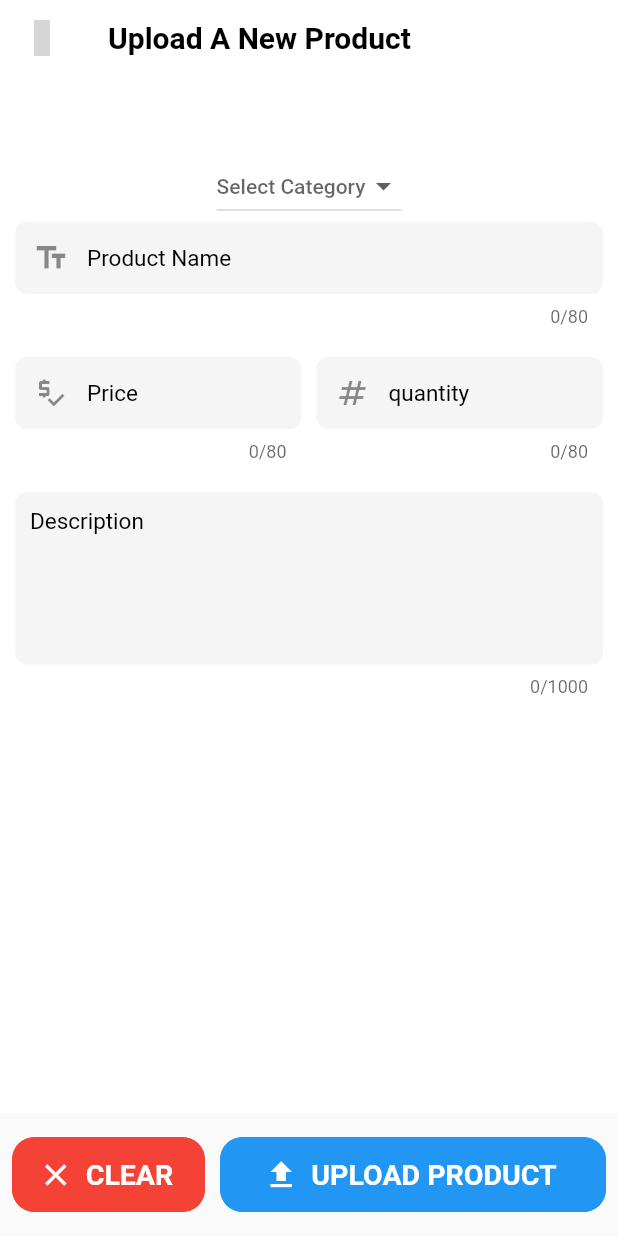
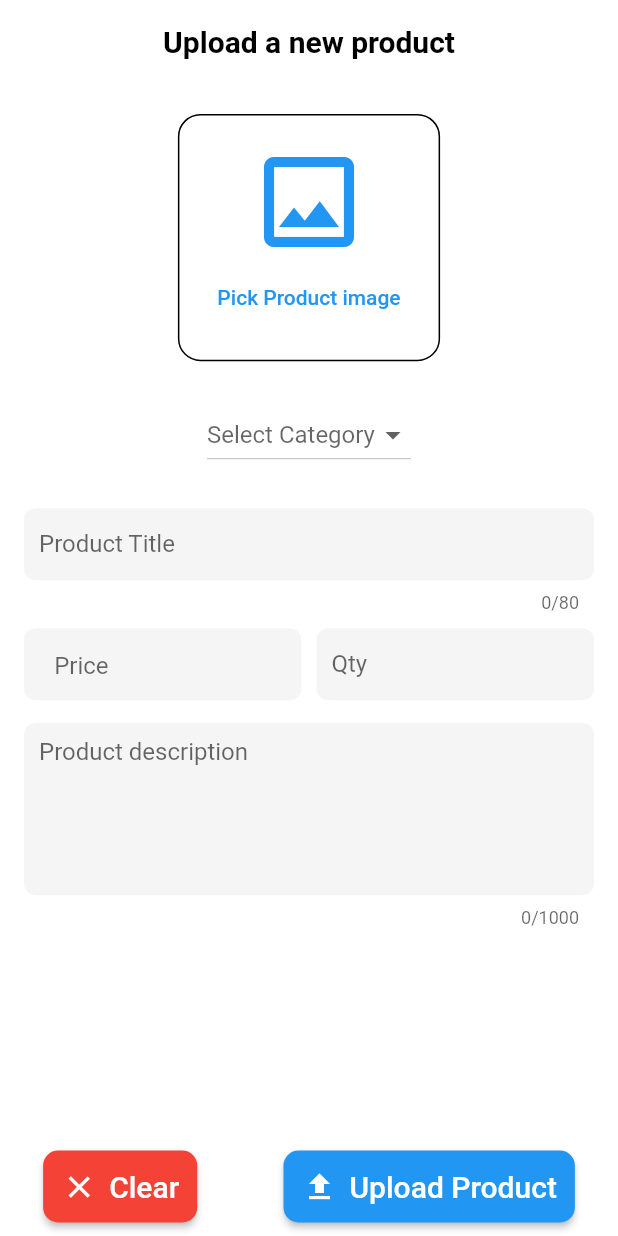
Before and after one commit to Hemo09/Ezy_Buy_Admin, a Flutter app: the UploadProduct screen opened by its route, on a phone screen of 412 x 824 dp. Run offline on Flutter 3.47's test engine with Material 2 defaults, Android fonts, the phone set to English and light mode, and no system bars; our stand-ins replace fancy_shimmer_image, firebase_core, flutter_iconly, go_router, image_picker, shared_preferences and 1 more; missing offline and left inert: dynamic_height_grid_view; accounts and stored records are empty; grey boxes are pictures that could not be loaded.

Commit message:
create pick image

```diff
--- a/lib/features/edit_product/presentaion/view/widgets/upload_product_screen.dart
+++ b/lib/features/edit_product/presentaion/view/widgets/upload_product_screen.dart
@@ -1,9 +1,11 @@
+import 'dart:io';
+
 import 'package:ezy_buy_adminn/core/constant/constant.dart';
 import 'package:ezy_buy_adminn/core/helper/functions.dart';
-import 'package:ezy_buy_adminn/core/widgets/custom_app_bar.dart';
-import 'package:ezy_buy_adminn/core/widgets/default_button.dart';
-import 'package:ezy_buy_adminn/core/widgets/default_text_form.dart';
+import 'package:ezy_buy_adminn/core/widgets/subtitle_text.dart';
+import 'package:ezy_buy_adminn/core/widgets/title_text.dart';
 import 'package:flutter/material.dart';
+import 'package:image_picker/image_picker.dart';
 import 'package:flutter/services.dart';
 
 class UploadProduct extends StatefulWidget {
@@ -20,7 +22,37 @@ class _UploadProductState extends State<UploadProduct> {
   late TextEditingController descriptionController;
   var validate = GlobalKey<FormState>();
   String? category;
+  XFile? _pickedImage;
 
+//upload Image
+  Future<void> localImagePicker() async {
+    final ImagePicker picker = ImagePicker();
+    await AppFunction.imagePickerDialog(
+      context: context,
+      cameraFCT: () async {
+        _pickedImage = await picker.pickImage(source: ImageSource.camera);
+        setState(() {});
+      },
+      galleryFCT: () async {
+        _pickedImage = await picker.pickImage(source: ImageSource.gallery);
+        setState(() {});
+      },
+      removeFCT: () {
+        setState(() {
+          _pickedImage = null;
+        });
+      },
+    );
+  }
+
+  // remove Image
+  void removePickedImage() {
+    setState(() {
+      _pickedImage = null;
+    });
+  }
+
+  //Upload Product
   Future<void> _uploadProduct() async {
     validate.currentState!.validate();
     if (category == null) {
@@ -52,118 +84,212 @@ class _UploadProductState extends State<UploadProduct> {
     priceController.dispose();
     quantityController.dispose();
     descriptionController.dispose();
+    removePickedImage();
     super.dispose();
   }
 
   @override
   Widget build(BuildContext context) {
-    return Scaffold(
-      bottomSheet: Padding(
-        padding: const EdgeInsets.all(8.0),
-        child: SizedBox(
+    final size = MediaQuery.of(context).size;
+    return GestureDetector(
+      onTap: () {
+        FocusScope.of(context).unfocus();
+      },
+      child: Scaffold(
+        bottomSheet: SizedBox(
           height: kBottomNavigationBarHeight + 10,
+          child: Material(
+            color: Theme.of(context).scaffoldBackgroundColor,
             child: Row(
               mainAxisAlignment: MainAxisAlignment.spaceAround,
               children: [
-              Flexible(
-                flex: 1,
-                child: DefaultButton(
-                  text: "Clear",
-                  backGround: Colors.red,
-                  press: () {
+                ElevatedButton.icon(
+                  style: ElevatedButton.styleFrom(
+                    padding: const EdgeInsets.all(12),
+                    backgroundColor: Colors.red,
+                    shape: RoundedRectangleBorder(
+                      borderRadius: BorderRadius.circular(
+                        10,
+                      ),
+                    ),
+                  ),
+                  icon: const Icon(Icons.clear),
+                  label: const Text(
+                    "Clear",
+                    style: TextStyle(
+                      fontSize: 20,
+                    ),
+                  ),
+                  onPressed: () {
                     _clear();
                   },
-                  icon: Icons.clear,
+                ),
+                ElevatedButton.icon(
+                  style: ElevatedButton.styleFrom(
+                    padding: const EdgeInsets.all(12),
+                    // backgroundColor: Colors.red,
+                    shape: RoundedRectangleBorder(
+                      borderRadius: BorderRadius.circular(
+                        10,
                       ),
                     ),
-              const SizedBox(
-                width: 10,
                   ),
-              Flexible(
-                flex: 2,
-                child: DefaultButton(
-                  text: "Upload Product",
-                  backGround: Colors.blue,
-                  press: () {
+                  icon: const Icon(Icons.upload),
+                  label: const Text(
+                    "Upload Product",
+                    style: TextStyle(
+                      fontSize: 20,
+                    ),
+                  ),
+                  onPressed: () {
                     _uploadProduct();
                   },
-                  icon: Icons.upload,
-                ),
                 ),
               ],
             ),
           ),
         ),
-      appBar: const PreferredSize(
-        preferredSize: Size.fromHeight(50),
-        child: CustomAppBar(title: "Upload A New Product"),
+        appBar: AppBar(
+          centerTitle: true,
+          title: const TitlesTextWidget(
+            label: "Upload a new product",
           ),
-      body: Padding(
-        padding: const EdgeInsets.all(10.0),
+        ),
+        body: SafeArea(
+          child: SingleChildScrollView(
+            child: Column(
+              children: [
+                const SizedBox(
+                  height: 20,
+                ),
+                if (_pickedImage == null) ...[
+                  Container(
+                    decoration: BoxDecoration(
+                      borderRadius: BorderRadius.circular(15.0),
+                      border: Border.all(width: 1),
+                    ),
+                    width: size.width * 0.4 + 10,
+                    height: size.width * 0.4,
+                    child: Center(
+                      child: Column(
+                        crossAxisAlignment: CrossAxisAlignment.center,
+                        mainAxisAlignment: MainAxisAlignment.center,
+                        children: [
+                          const Icon(
+                            Icons.image_outlined,
+                            size: 80,
+                            color: Colors.blue,
+                          ),
+                          TextButton(
+                            onPressed: () {
+                              localImagePicker();
+                            },
+                            child: const Text("Pick Product image"),
+                          ),
+                        ],
+                      ),
+                    ),
+                  ),
+                ] else ...[
+                  ClipRRect(
+                    borderRadius: BorderRadius.circular(12),
+                    child: Image.file(
+                      File(
+                        _pickedImage!.path,
+                      ),
+                      // width: size.width * 0.7,
+                      height: size.width * 0.5,
+                      alignment: Alignment.center,
+                    ),
+                  ),
+                ],
+                if (_pickedImage != null) ...[
+                  Row(
+                    mainAxisAlignment: MainAxisAlignment.center,
+                    children: [
+                      TextButton(
+                        onPressed: () {
+                          localImagePicker();
+                        },
+                        child: const Text("Pick another image"),
+                      ),
+                      TextButton(
+                        onPressed: () {
+                          removePickedImage();
+                        },
+                        child: const Text(
+                          "Remove image",
+                          style: TextStyle(color: Colors.red),
+                        ),
+                      ),
+                    ],
+                  )
+                ],
+                const SizedBox(
+                  height: 25,
+                ),
+                DropdownButton<String>(
+                  hint: const Text("Select Category"),
+                  value: category,
+                  items: AppConstants.categoryProducts,
+                  onChanged: (String? value) {
+                    setState(() {
+                      category = value;
+                    });
+                  },
+                ),
+                const SizedBox(
+                  height: 25,
+                ),
+                Padding(
+                  padding:
+                      const EdgeInsets.symmetric(horizontal: 16, vertical: 0),
                   child: Form(
                     key: validate,
                     child: Column(
                       children: [
-              const SizedBox(
-                height: 40,
+                        TextFormField(
+                          controller: titleController,
+                          key: const ValueKey('Title'),
+                          maxLength: 80,
+                          minLines: 1,
+                          maxLines: 2,
+                          keyboardType: TextInputType.multiline,
+                          textInputAction: TextInputAction.newline,
+                          decoration: const InputDecoration(
+                            hintText: 'Product Title',
                           ),
-              DropdownButton(
-                  borderRadius: BorderRadius.circular(15.0),
-                  hint: const Text("Select Category"),
-                  items: AppConstants.categoryProducts,
-                  style: const TextStyle(
-                    color: Colors.black,
-                    fontWeight: FontWeight.w500,
-                  ),
-                  value: category,
-                  onChanged: (String? value) {
-                    setState(() {
-                      category = value;
-                    });
-                  }),
-              DefaultTextForm(
-                type: TextInputType.multiline,
-                textAction: TextInputAction.newline,
-                hint: "Product Name",
-                controller: titleController,
-                maxLength: 80,
-                maxLines: 1,
-                minLines: 1,
-                prefix: const Icon(
-                  Icons.text_fields,
-                ),
-                submit: (calue) {},
-                validate: (value) {
+                          validator: (value) {
                             return AppFunction.validate(
-                      value: value, returnText: "Please enter a product name");
+                              value: value,
+                              returnText: "Please enter a valid title",
+                            );
                           },
                         ),
                         const SizedBox(
-                height: 20,
+                          height: 10,
                         ),
                         Row(
                           children: [
                             Flexible(
-                    child: DefaultTextForm(
-                      type: TextInputType.number,
-                      hint: "Price",
+                              flex: 1,
+                              child: TextFormField(
                                 controller: priceController,
-                      maxLength: 80,
-                      formatter: [
+                                key: const ValueKey('Price \$'),
+                                keyboardType: TextInputType.number,
+                                inputFormatters: <TextInputFormatter>[
                                   FilteringTextInputFormatter.allow(
                                     RegExp(r'^(\d+)?\.?\d{0,2}'),
                                   ),
                                 ],
-                      maxLines: 1,
-                      minLines: 1,
-                      prefix: const Icon(
-                        Icons.price_check_outlined,
-                      ),
-                      submit: (calue) {},
-                      validate: (value) {
+                                decoration: const InputDecoration(
+                                    hintText: 'Price',
+                                    prefix: SubtitleTextWidget(label: '\$')),
+                                validator: (value) {
                                   return AppFunction.validate(
                                     value: value,
-                            returnText: "Please enter a product price");
+                                    returnText: "Price is missing",
+                                  );
                                 },
                               ),
                             ),
@@ -171,52 +297,55 @@ class _UploadProductState extends State<UploadProduct> {
                               width: 10,
                             ),
                             Flexible(
-                    child: DefaultTextForm(
-                      type: TextInputType.number,
-                      hint: "quantity",
+                              flex: 1,
+                              child: TextFormField(
+                                inputFormatters: [
+                                  FilteringTextInputFormatter.digitsOnly
+                                ],
                                 controller: quantityController,
-                      maxLength: 80,
-                      maxLines: 1,
-                      formatter: [
-                        FilteringTextInputFormatter.digitsOnly,
-                      ],
-                      minLines: 1,
-                      prefix: const Icon(
-                        Icons.numbers,
+                                keyboardType: TextInputType.number,
+                                key: const ValueKey('Quantity'),
+                                decoration: const InputDecoration(
+                                  hintText: 'Qty',
                                 ),
-                      submit: (calue) {},
-                      validate: (value) {
+                                validator: (value) {
                                   return AppFunction.validate(
                                     value: value,
-                            returnText: "Please enter a product quantity");
+                                    returnText: "Quantity is missed",
+                                  );
                                 },
                               ),
                             ),
                           ],
                         ),
-              const SizedBox(
-                height: 20,
+                        const SizedBox(height: 15),
+                        TextFormField(
+                          key: const ValueKey('Description'),
+                          controller: descriptionController,
+                          minLines: 5,
+                          maxLines: 8,
+                          maxLength: 1000,
+                          textCapitalization: TextCapitalization.sentences,
+                          decoration: const InputDecoration(
+                            hintText: 'Product description',
                           ),
-              Flexible(
-                child: DefaultTextForm(
-                  type: TextInputType.text,
-                  hint: "Description",
-                  controller: descriptionController,
-                  maxLength: 1000,
-                  maxLines: 8,
-                  minLines: 5,
-                  submit: (calue) {},
-                  validate: (value) {
+                          validator: (value) {
                             return AppFunction.validate(
                               value: value,
-                        returnText: "Please enter a product Description");
+                              returnText: "Description is missed",
+                            );
                           },
+                          onTap: () {},
+                        ),
+                      ],
+                    ),
                   ),
                 ),
                 const SizedBox(
                   height: kBottomNavigationBarHeight + 10,
+                )
+              ],
             ),
-            ],
           ),
         ),
       ),
```
Lines whose indentation alone changed are shown as unchanged.
